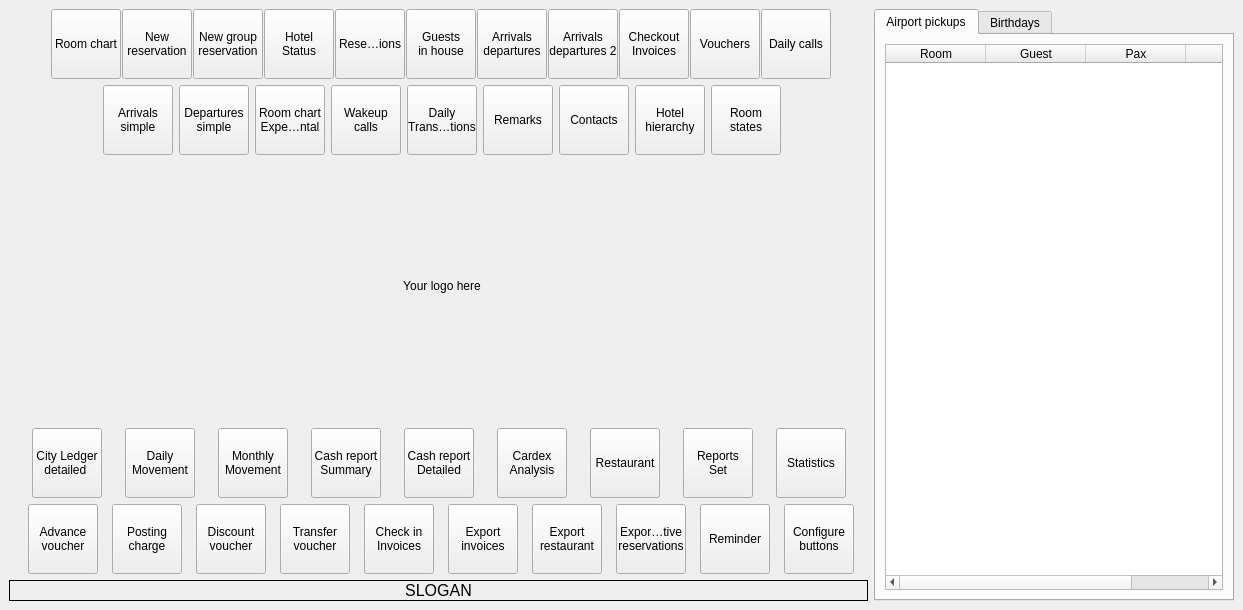
This is Resort/wwelcome.ui in End1-1/Resort as Qt 5 draws it before an edit. The edited form follows.
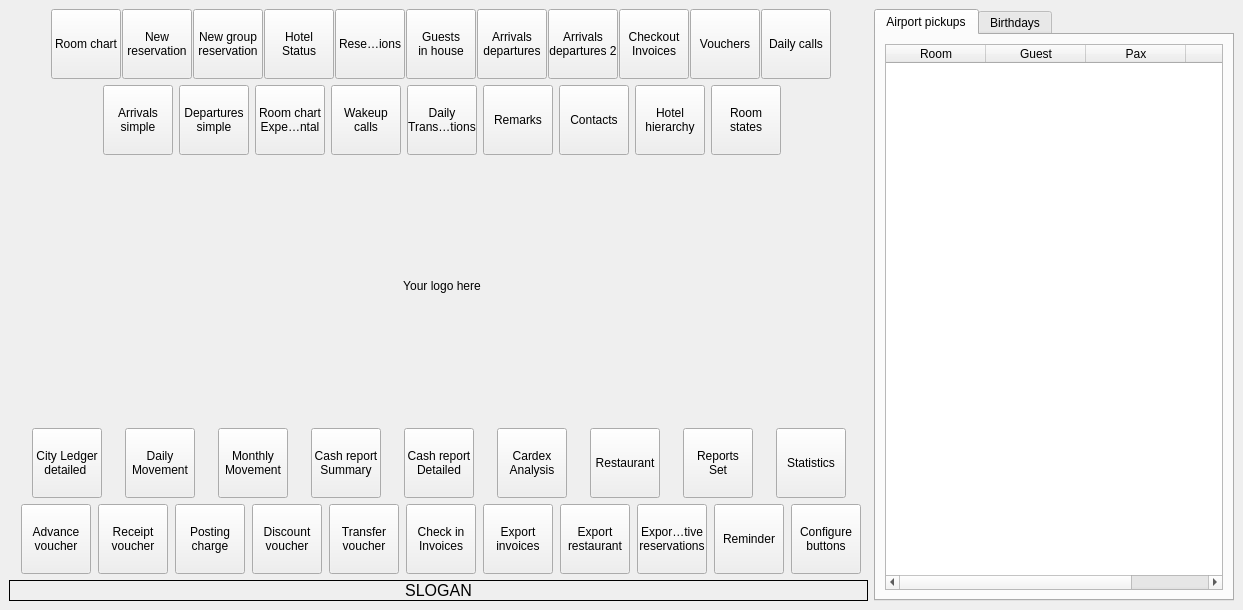
This is the edited form. Icons and pictures are not drawn. Custom widgets are drawn as their Qt base class.

```diff
--- a/Resort/wwelcome.ui
+++ b/Resort/wwelcome.ui
@@ -824,6 +824,42 @@
            </property>
           </widget>
          </item>
+         <item>
+          <widget class="EToolbarButton" name="btnAdvance_2">
+           <property name="minimumSize">
+            <size>
+             <width>70</width>
+             <height>70</height>
+            </size>
+           </property>
+           <property name="maximumSize">
+            <size>
+             <width>70</width>
+             <height>70</height>
+            </size>
+           </property>
+           <property name="text">
+            <string>Receipt
+voucher</string>
+           </property>
+           <property name="icon">
+            <iconset resource="res.qrc">
+             <normaloff>:/images/credit-card.png</normaloff>:/images/credit-card.png</iconset>
+           </property>
+           <property name="iconSize">
+            <size>
+             <width>32</width>
+             <height>32</height>
+            </size>
+           </property>
+           <property name="toolButtonStyle">
+            <enum>Qt::ToolButtonTextUnderIcon</enum>
+           </property>
+           <property name="Tag" stdset="0">
+            <string/>
+           </property>
+          </widget>
+         </item>
          <item>
           <widget class="EToolbarButton" name="btnPostCharge">
            <property name="minimumSize">
```
